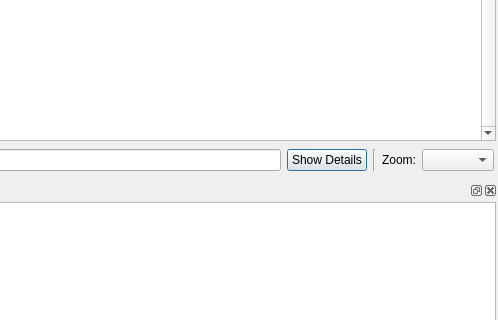
Old version of the form filemapper.ui in the repository djwong/filemapper; both pictures show x 531 to 1029 and y 311 to 631 of the 1029 by 729 pixel window.
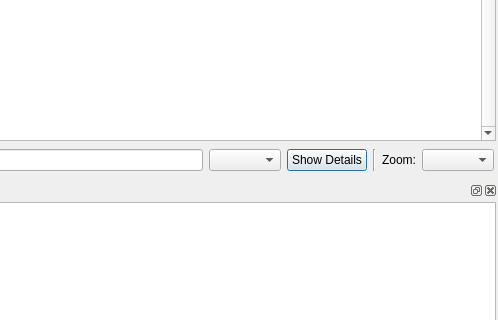
New version of the form. Icons and pictures are not drawn.

Commit message: Finally set an icon, and drop in a combobox for new query types.

```diff
--- a/filemapper.ui
+++ b/filemapper.ui
@@ -102,6 +102,9 @@
        <item>
         <widget class="QLineEdit" name="query_text"/>
        </item>
+       <item>
+        <widget class="QComboBox" name="query_combo"/>
+       </item>
        <item>
         <widget class="QPushButton" name="query_btn">
          <property name="text">
```
Left out of the diff: 20 changed lines with no effect on the pictures.
